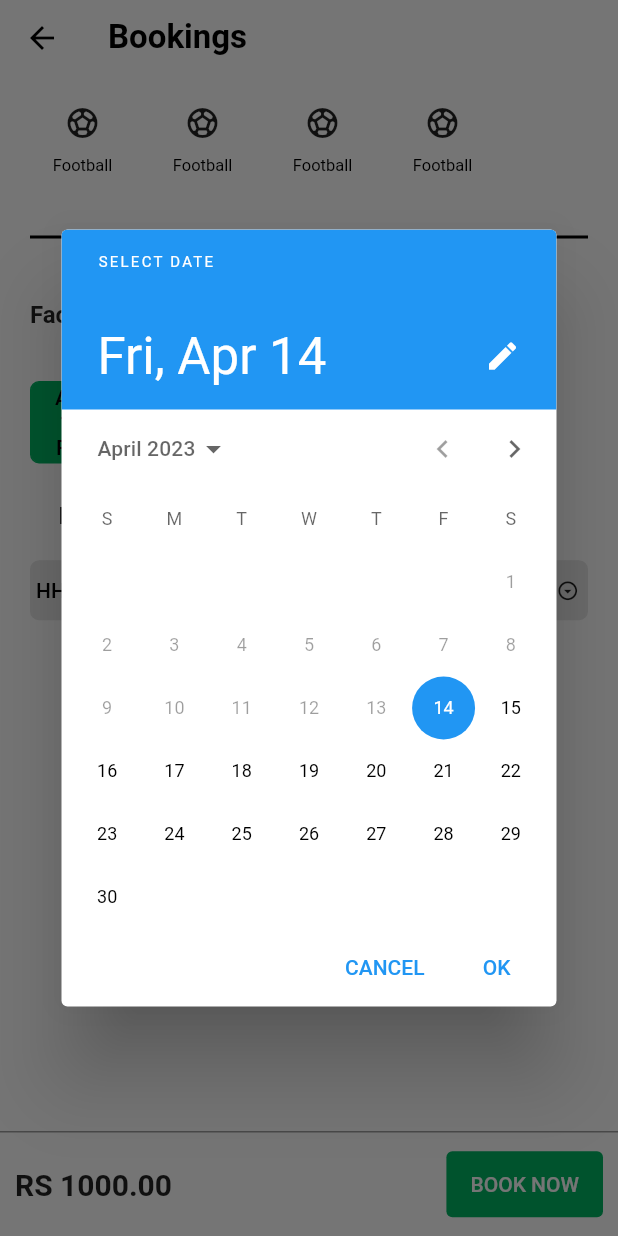
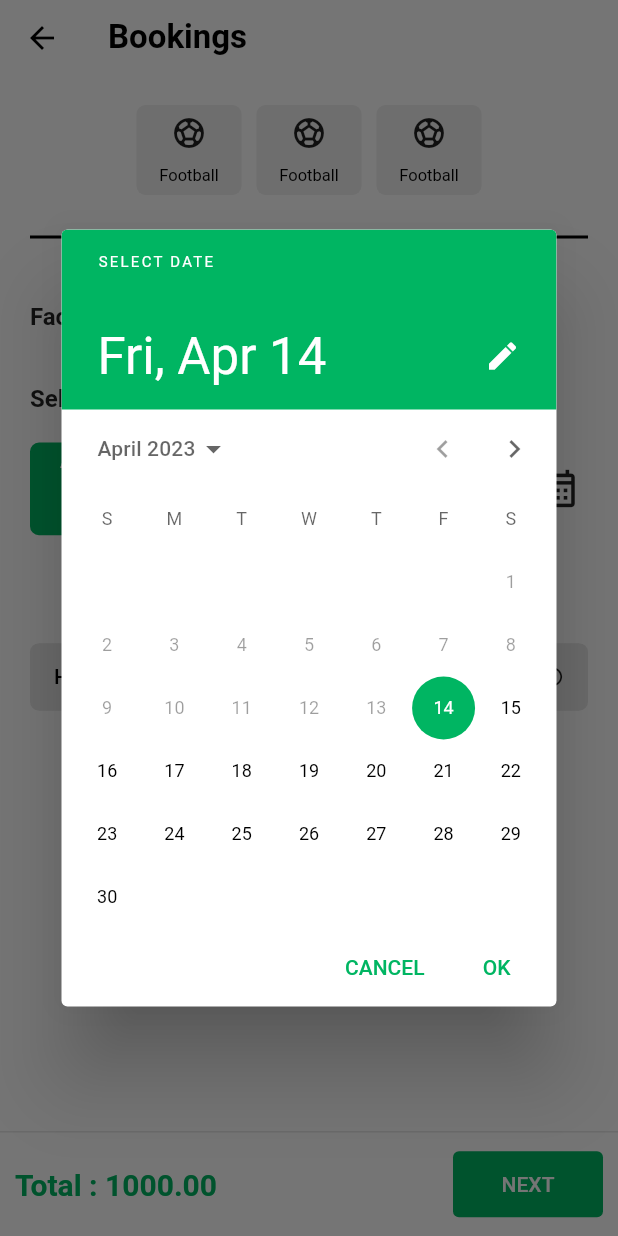
Before and after one commit to Siddique-Kp/Sportner_turf_booking, a Flutter app: the BookingSlotView screen opened by its route, after a tap on the "calendar month" icon, on a phone screen of 412 x 824 dp. Run offline on Flutter 3.47's test engine with Material 2 defaults, Android fonts, the phone set to English and light mode, and no system bars; our stand-ins replace animated_splash_screen, another_flushbar, firebase_auth, firebase_core, flutter_otp_text_field, flutter_svg and 4 more; missing offline and left inert: dart:ffi; accounts and stored records are empty; project files that could hold a hidden picture were left out.

Commit message:
DAte and time slot function worked

```diff
--- a/lib/home/components/appbar_widget.dart
+++ b/lib/home/components/appbar_widget.dart
@@ -27,7 +27,6 @@ class AppBarWidget extends StatelessWidget {
   Widget build(BuildContext context) {
     return AppBar(
       backgroundColor: MyColors.white,
-      centerTitle: false,
       leading: isNormalAppbar
           ? IconButton(
               onPressed: () {
--- a/lib/home/components/booking_slot_components/date_container.dart
+++ b/lib/home/components/booking_slot_components/date_container.dart
@@ -1,5 +1,3 @@
-import 'dart:developer';
-
 import 'package:flutter/material.dart';
 import 'package:intl/intl.dart';
 import 'package:provider/provider.dart';
@@ -7,7 +5,6 @@ import 'package:sporter_turf_booking/home/view_model/booking_slot_view_model.dar
 import 'package:sporter_turf_booking/utils/global_colors.dart';
 import 'package:sporter_turf_booking/utils/global_values.dart';
 
-import '../../../utils/textstyles.dart';
 
 class DateContainerWidget extends StatelessWidget {
   const DateContainerWidget({
@@ -19,8 +16,9 @@ class DateContainerWidget extends StatelessWidget {
   Widget build(BuildContext context) {
     final bookingSlotViewModel = context.read<BookingSlotViewModel>();
     final bookingSlotViewModelWatch = context.watch<BookingSlotViewModel>();
+    final size = MediaQuery.of(context).size;
     return SizedBox(
-      height: 55,
+      height: size.height * 0.075,
       width: double.infinity,
       child: Row(
         children: [
@@ -30,7 +28,7 @@ class DateContainerWidget extends StatelessWidget {
             scrollDirection: Axis.horizontal,
             separatorBuilder: (context, index) => MySize.kWidth5,
             itemBuilder: (context, index) {
-              return _dateContainer(index, context);
+              return _dateContainer(index, context, size);
             },
           ),
           Expanded(
@@ -38,17 +36,31 @@ class DateContainerWidget extends StatelessWidget {
               onPressed: () {
                 showDatePicker(
                   context: context,
-                  initialDate: bookingSlotViewModelWatch.selectedInitialDate ??
+                  initialDate: bookingSlotViewModelWatch.selectedDate ??
                       DateTime.now(),
                   firstDate: DateTime.now(),
                   lastDate: DateTime.now().add(const Duration(days: 30)),
+                  builder: (context, child) {
+                    return Theme(
+                      data: ThemeData.light().copyWith(
+                        primaryColor: MyColors.appColor,
+                        buttonTheme: const ButtonThemeData(
+                            textTheme: ButtonTextTheme.primary,
+                            buttonColor: MyColors.appColor),
+                        colorScheme:
+                            const ColorScheme.light(primary: MyColors.appColor)
+                                .copyWith(secondary: MyColors.appColor),
+                      ),
+                      child: child!,
+                    );
+                  },
                 ).then((selectedDate) {
                   if (selectedDate != null) {
                     bookingSlotViewModel.setDate(selectedDate);
                   }
                 });
               },
-              icon: const Icon(Icons.calendar_month_outlined),
+              icon: const Icon(Icons.calendar_month_outlined, size: 30),
             ),
           ),
         ],
@@ -56,26 +68,33 @@ class DateContainerWidget extends StatelessWidget {
     );
   }
 
-  Widget _dateContainer(index, BuildContext context) {
+  Widget _dateContainer(index, BuildContext context, Size size) {
     final bookingSlotViewModel = context.read<BookingSlotViewModel>();
     final bookingSlotViewModelWatch = context.watch<BookingSlotViewModel>();
-    final _dates = bookingSlotViewModelWatch.dates;
+    final dates = bookingSlotViewModelWatch.dates;
+    final dateStyle = TextStyle(
+        color: bookingSlotViewModelWatch.selectedDate == dates[index]
+            ? MyColors.white
+            : Colors.black,
+        fontWeight: FontWeight.w500,
+        fontSize: 14);
     return GestureDetector(
       onTap: () {
-        bookingSlotViewModel.setSelectedDate(_dates[index]);
+        bookingSlotViewModel.setSelectedDate(dates[index]);
       },
       child: Container(
-        height: 55,
-        width: 55,
+        width: size.width * 0.15,
         decoration: BoxDecoration(
           border: Border.all(
-            color:
-                bookingSlotViewModelWatch.selectedInitialDate == _dates[index]
-                    ? MyColors.appColor
-                    : MyColors.black,
+            color: bookingSlotViewModelWatch.selectedDate == dates[index]
+                ? MyColors.appColor
+                : MyColors.black,
+            width: bookingSlotViewModelWatch.selectedDate == dates[index]
+                ? 2
+                : 1,
           ),
           borderRadius: BorderRadius.circular(6),
-          color: bookingSlotViewModelWatch.selectedInitialDate == _dates[index]
+          color: bookingSlotViewModelWatch.selectedDate == dates[index]
               ? MyColors.appColor
               : Colors.white,
         ),
@@ -85,12 +104,10 @@ class DateContainerWidget extends StatelessWidget {
             mainAxisAlignment: MainAxisAlignment.spaceBetween,
             crossAxisAlignment: CrossAxisAlignment.center,
             children: [
-              Text(DateFormat('MMM').format(_dates[index]),
-                  style: AppTextStyles.mediumTexth1),
-              Text(_dates[index].day.toString(),
-                  style: AppTextStyles.mediumTexth1),
-              Text(DateFormat('EEE').format(_dates[index]).toUpperCase(),
-                  style: AppTextStyles.mediumTexth1)
+              Text(DateFormat('MMM').format(dates[index]), style: dateStyle),
+              Text(dates[index].day.toString(), style: dateStyle),
+              Text(DateFormat('EEE').format(dates[index]).toUpperCase(),
+                  style: dateStyle)
             ],
           ),
         ),
--- a/lib/home/components/booking_slot_components/facility_widget.dart
+++ b/lib/home/components/booking_slot_components/facility_widget.dart
@@ -1,49 +1,47 @@
 import 'package:flutter/material.dart';
+import 'package:provider/provider.dart';
+import 'package:sporter_turf_booking/home/view_model/booking_slot_view_model.dart';
+import 'package:sporter_turf_booking/utils/global_colors.dart';
 import 'package:sporter_turf_booking/utils/textstyles.dart';
 
 class FacilityWidget extends StatelessWidget {
-  const FacilityWidget({
-    super.key,
-  });
+  const FacilityWidget({super.key,});
 
   @override
   Widget build(BuildContext context) {
+    return SizedBox(
+      height: 50,
+      child: Row(
+        children: [
+          Text("Facility", style: AppTextStyles.mediumTexth2),
+          ListView.builder(
+            itemCount: 3,
+            scrollDirection: Axis.horizontal,
+            shrinkWrap: true,
+            itemBuilder: (context, index) {
+              return _radioButton(index,context);
+            },
+          )
+        ],
+      ),
+    );
+  }
+
+  Widget _radioButton(int index,BuildContext context ) {
+    final bookingSlotViewModel = context.watch<BookingSlotViewModel>();
+
+    final values = ["5 v 5", "7 v 7", "11 v 11"];
     return Row(
       children: [
-         Text(
-          "Facility",
-          style:AppTextStyles.mediumTexth2
+        Radio(
+          value: values[index],
+          groupValue: bookingSlotViewModel.selectedRadioButton,
+          activeColor: MyColors.appColor,
+          onChanged: (value) {
+            bookingSlotViewModel.setRadioButton(value.toString());
+          },
         ),
-        Row(
-          children: [
-            Radio(
-              value: "0",
-              groupValue: const Text("ddd"),
-              onChanged: (value) {},
-            ),
-            const Text("5 v 5")
-          ],
-        ),
-        Row(
-          children: [
-            Radio(
-              value: "0",
-              groupValue: const Text("ddd"),
-              onChanged: (value) {},
-            ),
-            const Text("7 v 7")
-          ],
-        ),
-        Row(
-          children: [
-            Radio(
-              value: "0",
-              groupValue: const Text("ddd"),
-              onChanged: (value) {},
-            ),
-            const Text("11 v 11")
-          ],
-        ),
+        Text(values[index])
       ],
     );
   }
--- /dev/null
+++ b/lib/home/components/booking_slot_components/time_manage_widget.dart
@@ -0,0 +1,111 @@
+import 'dart:ffi';
+
+import 'package:flutter/material.dart';
+import 'package:provider/provider.dart';
+import 'package:sporter_turf_booking/home/view_model/booking_slot_view_model.dart';
+
+import '../../../utils/global_colors.dart';
+import '../../../utils/global_values.dart';
+import '../../../utils/textstyles.dart';
+
+class TimeManageWidget extends StatelessWidget {
+  const TimeManageWidget({
+    super.key,
+  });
+
+  @override
+  Widget build(BuildContext context) {
+    return Row(
+      mainAxisAlignment: MainAxisAlignment.spaceBetween,
+      children: [
+        Column(
+          children: [
+            Text(
+              "From",
+              style: AppTextStyles.mediumTexth2,
+            ),
+            MySize.kHeight20,
+            _timeContainer(context, isFrom: true),
+          ],
+        ),
+        Container(
+          height: 90,
+          width: 1.5,
+          color: MyColors.black,
+        ),
+        Column(
+          children: [
+            Text(
+              "To",
+              style: AppTextStyles.mediumTexth2,
+            ),
+            MySize.kHeight20,
+            _timeContainer(context, isFrom: false)
+          ],
+        )
+      ],
+    );
+  }
+
+  Widget _timeContainer(BuildContext context, {required bool isFrom}) {
+    final bookingSlotViewModel = context.watch<BookingSlotViewModel>();
+    String chosenTime = isFrom
+        ? bookingSlotViewModel.selectedTimeFrom
+        : bookingSlotViewModel.selectedTimeTo;
+    return GestureDetector(
+      onTap: () async {
+        final selectedTime = await showTimePicker(
+          builder: (context, child) {
+            return Theme(
+              data: ThemeData.light().copyWith(
+                primaryColor: MyColors.appColor,
+                buttonTheme: const ButtonThemeData(
+                    textTheme: ButtonTextTheme.primary,
+                    buttonColor: MyColors.appColor),
+                colorScheme: const ColorScheme.light(primary: MyColors.appColor)
+                    .copyWith(secondary: MyColors.appColor),
+              ),
+              child: child!,
+            );
+          },
+          context: context,
+          initialTime: TimeOfDay.now(),
+        );
+        if (selectedTime != null) {
+          if (isFrom) {
+            bookingSlotViewModel
+                .setSelectedTimeFrom(selectedTime.format(context).toString());
+          } else {
+            bookingSlotViewModel
+                .setSelectedTimeTo(selectedTime.format(context).toString());
+          }
+        }
+      },
+      child: Container(
+        width: 100,
+        height: 45,
+        decoration: BoxDecoration(
+          borderRadius: BorderRadius.circular(6),
+          color: const Color.fromARGB(151, 213, 213, 213),
+        ),
+        child: Padding(
+          padding: const EdgeInsets.symmetric(horizontal: 4),
+          child: Center(
+            child: Row(
+              mainAxisAlignment: MainAxisAlignment.center,
+              children: [
+                Text(chosenTime,
+                    style: AppTextStyles.mediumTexth1),
+                MySize.kWidth5,
+                const Icon(
+                  Icons.arrow_drop_down_circle_outlined,
+                  size: 15,
+                ),
+              ],
+            ),
+          ),
+        ),
+      ),
+    );
+  }
+}
--- a/lib/home/components/turf_details_components/available_sport_widget.dart
+++ b/lib/home/components/turf_details_components/available_sport_widget.dart
@@ -12,14 +12,31 @@ class AvailableSportsWidget extends StatelessWidget {
   Widget build(BuildContext context) {
     return SizedBox(
       height: 60,
-      child: ListView.separated(
+      child: Row(
+        mainAxisAlignment: MainAxisAlignment.center,
+        children: [
+          ListView.separated(
             scrollDirection: Axis.horizontal,
-        itemCount: 4,
+            shrinkWrap: true,
+            itemCount: 3,
             separatorBuilder: (context, index) => MySize.kWidth10,
             itemBuilder: (BuildContext context, int index) {
-          return SizedBox(
+              return _soprtContainer();
+            },
+          ),
+        ],
+      ),
+    );
+  }
+
+  Widget _soprtContainer() {
+    return Container(
+      decoration: BoxDecoration(
+          borderRadius: BorderRadius.circular(6),
+          color: const Color.fromARGB(41, 158, 158, 158)),
       width: 70.0,
       child: Column(
+        mainAxisAlignment: MainAxisAlignment.center,
         children: const [
           Icon(Icons.sports_soccer),
           MySize.kHeight10,
@@ -34,8 +51,5 @@ class AvailableSportsWidget extends StatelessWidget {
         ],
       ),
     );
-        },
-      ),
-    );
   }
 }
--- a/lib/home/view/booking_slot_view.dart
+++ b/lib/home/view/booking_slot_view.dart
@@ -8,6 +8,7 @@ import 'package:sporter_turf_booking/utils/global_values.dart';
 import 'package:sporter_turf_booking/utils/textstyles.dart';
 import '../components/booking_slot_components/date_container.dart';
 import '../components/booking_slot_components/facility_widget.dart';
+import '../components/booking_slot_components/time_manage_widget.dart';
 
 class BookingSlotView extends StatelessWidget {
   const BookingSlotView({super.key});
@@ -25,7 +26,9 @@ class BookingSlotView extends StatelessWidget {
       ),
       body: Padding(
         padding: const EdgeInsets.all(20),
+        child: SingleChildScrollView(
           child: Column(
+            crossAxisAlignment: CrossAxisAlignment.start,
             children: [
               const AvailableSportsWidget(),
               MySize.kHeight20,
@@ -33,109 +36,36 @@ class BookingSlotView extends StatelessWidget {
               MySize.kHeight20,
               const FacilityWidget(),
               MySize.kHeight20,
+              Text("Select Date",style: AppTextStyles.mediumTexth2,),
+              MySize.kHeight20,
               const DateContainerWidget(),
-            MySize.kHeight20,
-            Row(
-              mainAxisAlignment: MainAxisAlignment.spaceBetween,
-              children: [
-                Column(
-                  children: [
-                    Text(
-                      "From",
-                      style: AppTextStyles.mediumTexth2,
-                    ),
-                    MySize.kHeight20,
-                    Container(
-                      width: 75,
-                      height: 40,
-                      decoration: BoxDecoration(
-                        borderRadius: BorderRadius.circular(6),
-                        color: const Color.fromARGB(151, 213, 213, 213),
-                      ),
-                      child: Padding(
-                        padding: const EdgeInsets.symmetric(horizontal: 4),
-                        child: Center(
-                          child: Row(
-                            mainAxisAlignment: MainAxisAlignment.center,
-                            children: [
-                              Text("HH:MM", style: AppTextStyles.mediumTexth1),
-                              const Expanded(
-                                child: Icon(
-                                  Icons.arrow_drop_down_circle_outlined,
-                                  size: 15,
-                                ),
-                              ),
+              MySize.kHeight30,
+              const TimeManageWidget()
             ],
           ),
-                        ),
-                      ),
-                    ),
-                  ],
-                ),
-                Container(
-                  height: 90,
-                  width: 2,
-                  color: MyColors.black,
-                ),
-                Column(
-                  children: [
-                    Text(
-                      "To",
-                      style: AppTextStyles.mediumTexth2,
-                    ),
-                    MySize.kHeight20,
-                    Container(
-                      width: 75,
-                      height: 40,
-                      decoration: BoxDecoration(
-                        borderRadius: BorderRadius.circular(6),
-                        color: const Color.fromARGB(151, 213, 213, 213),
-                      ),
-                      child: Padding(
-                        padding: const EdgeInsets.symmetric(horizontal: 4),
-                        child: Center(
-                          child: Row(
-                            mainAxisAlignment: MainAxisAlignment.center,
-                            children: [
-                              Text("HH:MM", style: AppTextStyles.mediumTexth1),
-                              const Expanded(
-                                child: Icon(
-                                  Icons.arrow_drop_down_circle_outlined,
-                                  size: 15,
-                                ),
-                              ),
-                            ],
-                          ),
-                        ),
-                      ),
-                    ),
-                  ],
-                )
-              ],
-            )
-          ],
         ),
       ),
       bottomNavigationBar: Container(
         width: double.infinity,
         height: 70,
         decoration: const BoxDecoration(
-            border: Border(top: BorderSide(width: 1, color: MyColors.grey))),
+            border: Border(top: BorderSide(width: 1, color: Color.fromARGB(67, 158, 158, 158)))),
         child: Padding(
           padding: const EdgeInsets.symmetric(horizontal: 10),
           child: Row(
             mainAxisAlignment: MainAxisAlignment.spaceBetween,
             children: [
               const Text(
-                "RS 1000.00",
-                style: TextStyle(fontWeight: FontWeight.bold, fontSize: 20),
+                "Total : 1000.00",
+                style: TextStyle(fontWeight: FontWeight.bold,color: MyColors.appColor, fontSize: 20),
               ),
               SizedBox(
                 height: 44,
+                width: 100,
                 child: ElevatedButton(
                   onPressed: () {},
                   style: ElevatedButton.styleFrom(elevation: 0),
-                  child: const Text("BOOK NOW"),
+                  child: const Text("NEXT"),
                 ),
               ),
             ],
--- a/lib/home/view_model/booking_slot_view_model.dart
+++ b/lib/home/view_model/booking_slot_view_model.dart
@@ -1,19 +1,42 @@
 import 'package:flutter/material.dart';
 
 class BookingSlotViewModel with ChangeNotifier {
-  DateTime? selectedInitialDate;
+  BookingSlotViewModel() {
+    DateTime now = DateTime.now();
+    for (int i = 0; i < 5; i++) {
+      _dates.add(now.add(Duration(days: i)));
+    }
+    _selectedDate = now;
+  }
+
+  DateTime? _selectedDate;
   final List<DateTime> _dates = [];
+  String _selectedRadioButton = "";
+  String _selectedTimeFrom = "HH:MM";
+  String _selectedTimeTo = "HH:MM";
 
-  // DateTime? get selectedDate => selectedInitialDate;
+  DateTime? get selectedDate => _selectedDate;
   List<DateTime> get dates => _dates;
+  String get selectedRadioButton => _selectedRadioButton;
+  String get selectedTimeFrom => _selectedTimeFrom;
+  String get selectedTimeTo => _selectedTimeTo;
+
+  // Radio button controller -----------
+
+  setRadioButton(String selectedButton) {
+    _selectedRadioButton = selectedButton;
+    notifyListeners();
+  }
+
+  // Date format controller ---------------
 
   setSelectedDate(DateTime? selectedDate) {
-    selectedInitialDate = selectedDate;
+    _selectedDate = selectedDate;
     notifyListeners();
   }
 
   setDate(DateTime selectedDate) {
-    selectedInitialDate = selectedDate;
+    _selectedDate = selectedDate;
     _dates.clear();
     for (int i = 0; i < 5; i++) {
       _dates.add(selectedDate.add(Duration(days: i)));
@@ -21,17 +44,14 @@ class BookingSlotViewModel with ChangeNotifier {
     notifyListeners();
   }
 
+  // Time slot controller ----------------
 
-
-  BookingSlotViewModel(){
-      // Initialize _dates to show the next five days
-    DateTime now = DateTime.now();
-    for (int i = 0; i < 5; i++) {
-      _dates.add(now.add(Duration(days: i)));
-    }
-
-    // Initialize _selectedDate to the current date
-    selectedInitialDate = now;
-
+  setSelectedTimeFrom(String selectedTime) {
+    _selectedTimeFrom = selectedTime;
+    notifyListeners();
+  }
+  setSelectedTimeTo(String selectedTime) {
+    _selectedTimeTo = selectedTime;
+    notifyListeners();
   }
 }
```
Lines whose indentation alone changed are shown as unchanged.
